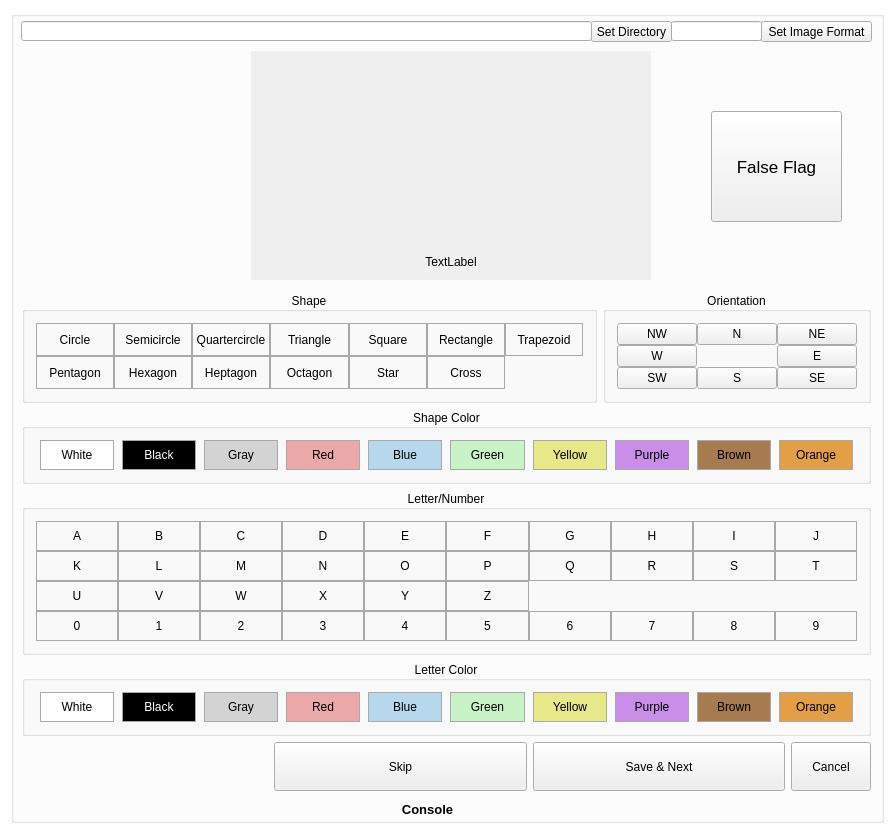
Before: the Qt Designer form ImageLabeler/imagelabelergui.ui in AZAutonomous/ImageLabeler, drawn with Qt 5.
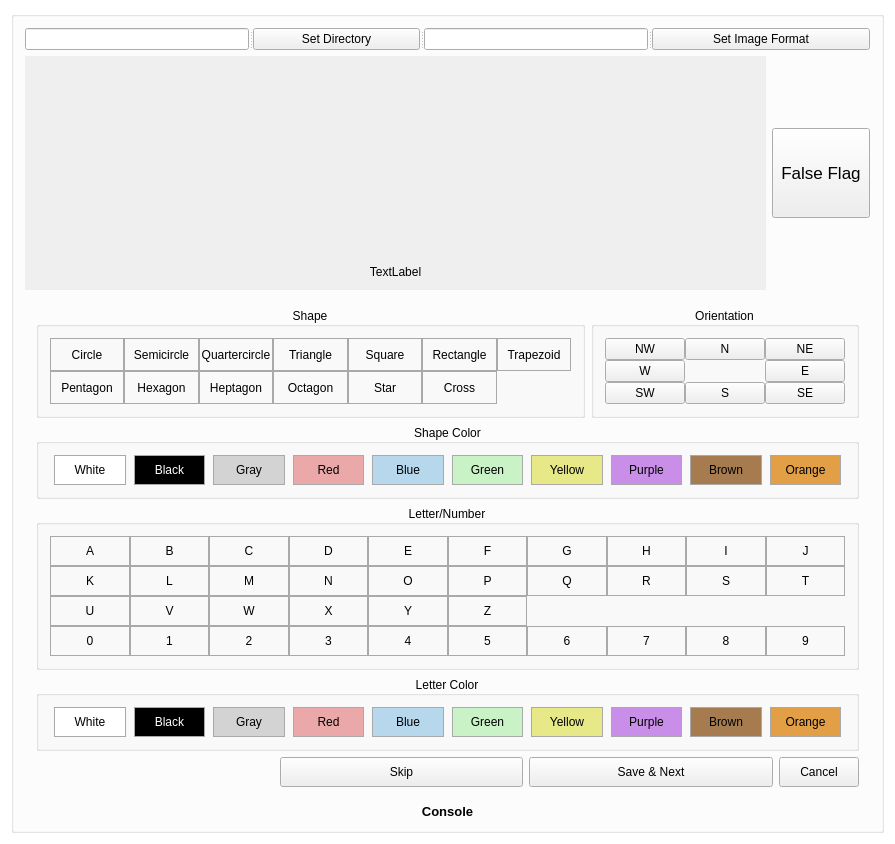
After: the same form once the commit is applied.

Commit message: Full Screen Looks more... natural

The edit to the form file:
```diff
--- a/ImageLabeler/imagelabelergui.ui
+++ b/ImageLabeler/imagelabelergui.ui
@@ -52,15 +52,13 @@
       <property name="title">
        <string/>
       </property>
+      <layout class="QGridLayout" name="gridLayout_4">
+       <item row="0" column="0">
+        <widget class="QSplitter" name="splitter">
+         <property name="orientation">
+          <enum>Qt::Horizontal</enum>
+         </property>
       <widget class="QLineEdit" name="rootDirField">
-       <property name="geometry">
-        <rect>
-         <x>10</x>
-         <y>10</y>
-         <width>571</width>
-         <height>20</height>
-        </rect>
-       </property>
        <property name="sizePolicy">
         <sizepolicy hsizetype="Fixed" vsizetype="Fixed">
          <horstretch>0</horstretch>
@@ -69,52 +67,24 @@
        </property>
       </widget>
       <widget class="QPushButton" name="directoryButton">
-       <property name="geometry">
-        <rect>
-         <x>580</x>
-         <y>10</y>
-         <width>81</width>
-         <height>21</height>
-        </rect>
-       </property>
        <property name="text">
         <string>Set Directory</string>
        </property>
       </widget>
-      <widget class="QLineEdit" name="imageFormatEdit">
-       <property name="geometry">
-        <rect>
-         <x>660</x>
-         <y>10</y>
-         <width>91</width>
-         <height>20</height>
-        </rect>
-       </property>
-      </widget>
+         <widget class="QLineEdit" name="imageFormatEdit"/>
       <widget class="QPushButton" name="formatButton">
-       <property name="geometry">
-        <rect>
-         <x>750</x>
-         <y>10</y>
-         <width>111</width>
-         <height>21</height>
-        </rect>
-       </property>
        <property name="text">
         <string>Set Image Format</string>
        </property>
       </widget>
+        </widget>
+       </item>
+       <item row="1" column="0">
+        <layout class="QHBoxLayout" name="horizontalLayout_2">
+         <item>
       <widget class="QFrame" name="imageBox">
-       <property name="geometry">
-        <rect>
-         <x>240</x>
-         <y>40</y>
-         <width>400</width>
-         <height>229</height>
-        </rect>
-       </property>
        <property name="sizePolicy">
-        <sizepolicy hsizetype="Fixed" vsizetype="MinimumExpanding">
+            <sizepolicy hsizetype="MinimumExpanding" vsizetype="MinimumExpanding">
          <horstretch>0</horstretch>
          <verstretch>0</verstretch>
         </sizepolicy>
@@ -128,13 +98,13 @@
        <property name="autoFillBackground">
         <bool>true</bool>
        </property>
-       <layout class="QVBoxLayout" name="verticalLayout_3">
-        <item>
+           <layout class="QGridLayout" name="gridLayout_5">
+            <item row="0" column="0">
          <widget class="QLabel" name="image">
           <property name="sizePolicy">
-           <sizepolicy hsizetype="Fixed" vsizetype="Fixed">
-            <horstretch>0</horstretch>
-            <verstretch>0</verstretch>
+               <sizepolicy hsizetype="MinimumExpanding" vsizetype="MinimumExpanding">
+                <horstretch>10</horstretch>
+                <verstretch>5</verstretch>
            </sizepolicy>
           </property>
           <property name="minimumSize">
@@ -143,18 +113,12 @@
             <height>192</height>
            </size>
           </property>
-          <property name="maximumSize">
-           <size>
-            <width>192</width>
-            <height>192</height>
-           </size>
-          </property>
           <property name="text">
            <string/>
           </property>
          </widget>
         </item>
-        <item>
+            <item row="1" column="0">
          <widget class="QLabel" name="imageComment">
           <property name="text">
            <string>TextLabel</string>
@@ -166,18 +130,12 @@
         </item>
        </layout>
       </widget>
+         </item>
+         <item>
       <widget class="QToolButton" name="notTarget">
        <property name="enabled">
         <bool>true</bool>
        </property>
-       <property name="geometry">
-        <rect>
-         <x>700</x>
-         <y>100</y>
-         <width>131</width>
-         <height>111</height>
-        </rect>
-       </property>
        <property name="sizePolicy">
         <sizepolicy hsizetype="Fixed" vsizetype="Fixed">
          <horstretch>0</horstretch>
@@ -214,15 +172,11 @@
         <bool>true</bool>
        </property>
       </widget>
+         </item>
+        </layout>
+       </item>
+       <item row="2" column="0">
       <widget class="QFrame" name="dataBox">
-       <property name="geometry">
-        <rect>
-         <x>0</x>
-         <y>270</y>
-         <width>871</width>
-         <height>521</height>
-        </rect>
-       </property>
        <layout class="QVBoxLayout" name="verticalLayout">
         <item>
          <layout class="QHBoxLayout" name="horizontalLayout">
@@ -3583,15 +3537,9 @@
         </item>
        </layout>
       </widget>
+       </item>
+       <item row="3" column="0">
       <widget class="QLabel" name="imageFilepath">
-       <property name="geometry">
-        <rect>
-         <x>-10</x>
-         <y>790</y>
-         <width>853</width>
-         <height>16</height>
-        </rect>
-       </property>
        <property name="sizePolicy">
         <sizepolicy hsizetype="Expanding" vsizetype="Fixed">
          <horstretch>0</horstretch>
@@ -3616,6 +3564,8 @@
         <set>Qt::AlignCenter</set>
        </property>
       </widget>
+       </item>
+      </layout>
      </widget>
     </item>
    </layout>
```
Left out of the diff: 1550 changed lines with no effect on the pictures. Lines whose indentation alone changed are shown as unchanged. The commit also changes 1 other file.
